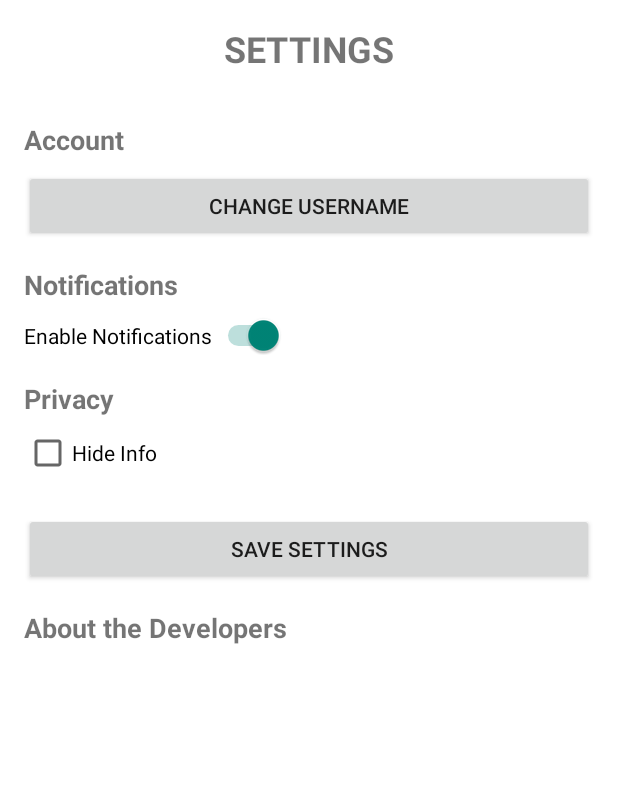
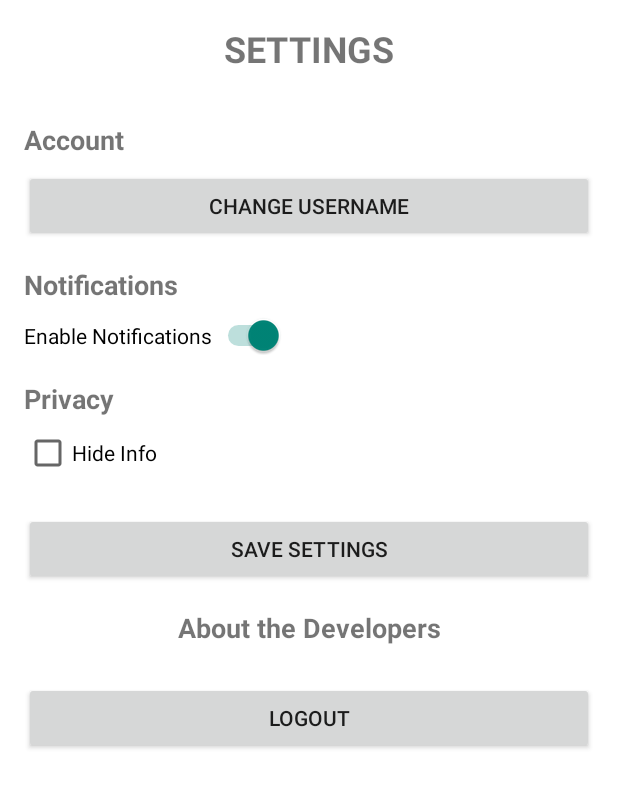
Before and after one commit to KobeVLM/ContactMate, an Android app: the SettingsActivity screen opened directly, with no data from a screen before it, on a phone screen of 412 x 824 dp. Shown: the top 788 px of the screen. Run offline under Robolectric (Android 15) with nearby library versions, the phone set to English and light mode, and no system bars.

Commit message:
added logout button on Settings layout

```diff
--- a/app/src/main/java/com/csit284/contactmate/SettingsActivity.kt
+++ b/app/src/main/java/com/csit284/contactmate/SettingsActivity.kt
@@ -10,5 +10,12 @@ class SettingsActivity : Activity() {
     override fun onCreate(savedInstanceState: Bundle?) {
         super.onCreate(savedInstanceState)
         setContentView(R.layout.settings)
+
+        val logout_button = findViewById<Button>(R.id.logoutButton)
+        logout_button.setOnClickListener {
+            Toast.makeText(this, "Logout button clicked!", Toast.LENGTH_SHORT).show()
+            val intent = Intent(this, LogoutActivity::class.java)
+            startActivity(intent)
+        }
     }
 }
--- a/app/src/main/res/layout/settings.xml
+++ b/app/src/main/res/layout/settings.xml
@@ -74,16 +74,24 @@
         android:layout_marginTop="24dp"/>
 
     <TextView
-        android:layout_width="wrap_content"
+        android:layout_width="match_parent"
         android:layout_height="wrap_content"
         android:text="About the Developers"
         android:textSize="18sp"
         android:textStyle="bold"
         android:layout_marginTop="16dp"
         android:layout_marginBottom="8dp"
+        android:textAlignment="center"
         android:clickable="true"
         android:focusable="true"
         android:onClick="goToDeveloperPage" />
 
+    <Button
+        android:id="@+id/logoutButton"
+        android:layout_width="match_parent"
+        android:layout_height="wrap_content"
+        android:text="Logout"
+        android:layout_marginTop="16dp"
+        android:onClick="logout"/>
 
 </LinearLayout>
```
